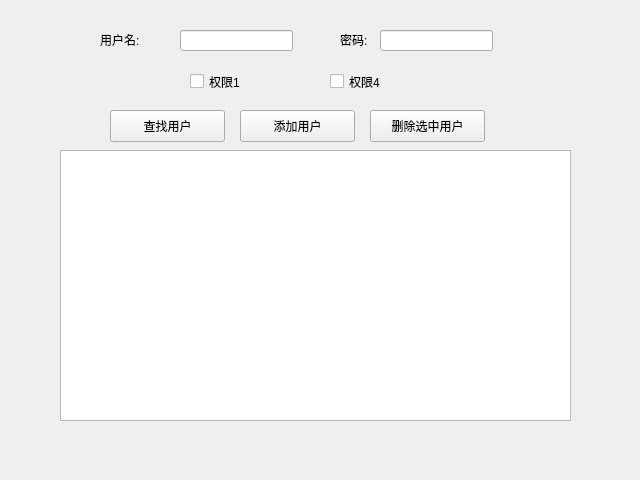
First picture: the form in Interface_BT/adminwindow.ui, repository freshStones/alpaca, before the edit.
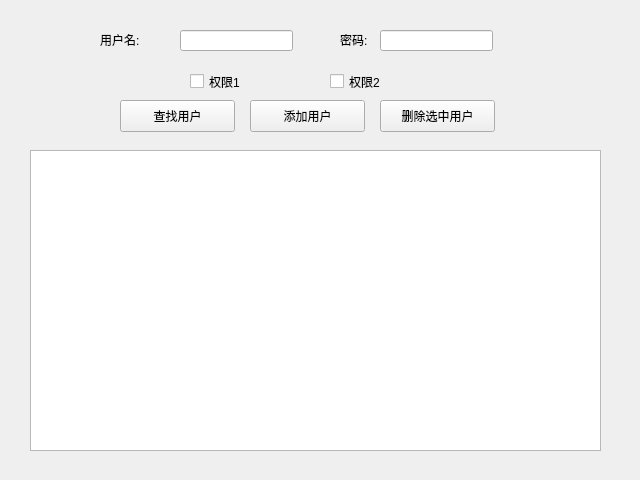
Second picture: the form after the edit.

```diff
--- a/Interface_BT/adminwindow.ui
+++ b/Interface_BT/adminwindow.ui
@@ -16,18 +16,18 @@
   <widget class="QTableView" name="allUsersTable">
    <property name="geometry">
     <rect>
-     <x>60</x>
+     <x>30</x>
      <y>150</y>
-     <width>511</width>
-     <height>271</height>
+     <width>571</width>
+     <height>301</height>
     </rect>
    </property>
   </widget>
   <widget class="QPushButton" name="pushButton">
    <property name="geometry">
     <rect>
-     <x>110</x>
-     <y>110</y>
+     <x>120</x>
+     <y>100</y>
      <width>115</width>
      <height>32</height>
     </rect>
@@ -39,8 +39,8 @@
   <widget class="QPushButton" name="addUser">
    <property name="geometry">
     <rect>
-     <x>240</x>
-     <y>110</y>
+     <x>250</x>
+     <y>100</y>
      <width>115</width>
      <height>32</height>
     </rect>
@@ -52,8 +52,8 @@
   <widget class="QPushButton" name="deleteUser">
    <property name="geometry">
     <rect>
-     <x>370</x>
-     <y>110</y>
+     <x>380</x>
+     <y>100</y>
      <width>115</width>
      <height>32</height>
     </rect>
@@ -108,7 +108,7 @@
     </rect>
    </property>
    <property name="text">
-    <string>权限4</string>
+    <string>权限2</string>
    </property>
   </widget>
   <widget class="QLabel" name="label_2">
```
Left out of the diff: 10 changed lines with no effect on the pictures.
